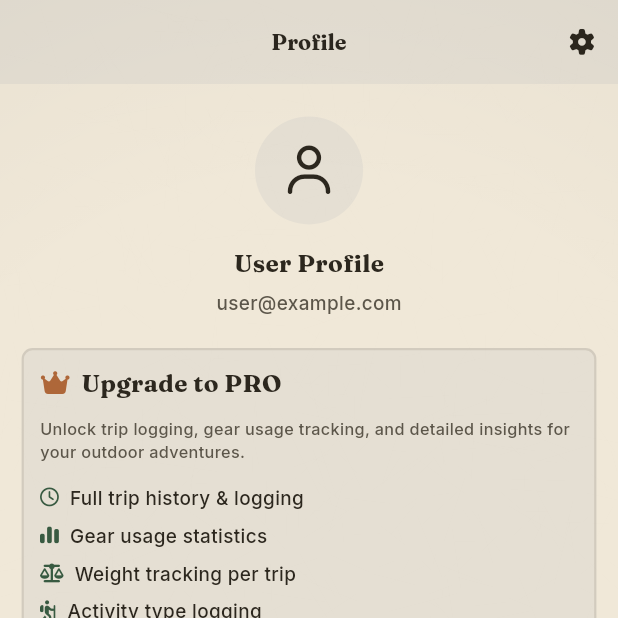
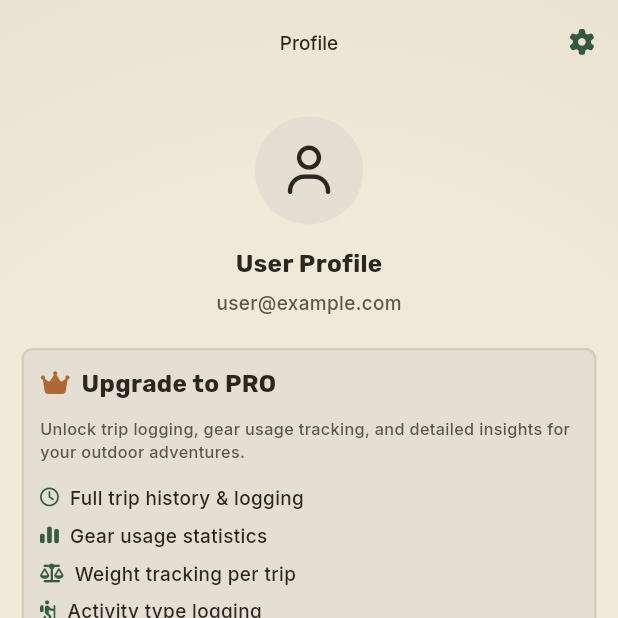
Before and after one commit to Mikey-Dowsett/gearrack, a Flutter app: the screen it shows after launch, item 4 of the bottom bar chosen, on a phone screen of 412 x 824 dp, the top half of it. Run offline on Flutter 3.47's test engine with Material 3 defaults, Android fonts, the phone set to English and light mode, and no system bars; our stand-ins replace flutter_screenutil, font_awesome_flutter, google_fonts, sqflite, sqflite_common_ffi; accounts and stored records are empty.

Commit message:
Borders and font

```diff
--- a/lib/pages/add_gear.dart
+++ b/lib/pages/add_gear.dart
@@ -507,6 +507,7 @@ class _AddGearPageState extends State<AddGearPage> {
     return Scaffold(
       backgroundColor: colors.background,
       appBar: AppBar(
+        centerTitle: true,
         title: Text(
           widget.gear != null ? 'Edit Gear' : 'Add Gear',
           style: AppTextStyles.bodyMedium.copyWith(color: colors.onBackground),
--- a/lib/pages/category_management_page.dart
+++ b/lib/pages/category_management_page.dart
@@ -118,10 +118,10 @@ class _CategoryManagementPageState extends State<CategoryManagementPage> {
     return Scaffold(
       backgroundColor: colors.background,
       appBar: AppBar(
-        backgroundColor: colors.surfaceRaised,
+        backgroundColor: colors.background,
         title: Text(
           'Categories',
-          style: AppTextStyles.titleMedium.copyWith(color: colors.onSurface),
+          style: AppTextStyles.bodyMedium.copyWith(color: colors.onBackground),
         ),
         centerTitle: true,
       actions: [
@@ -129,7 +129,7 @@ class _CategoryManagementPageState extends State<CategoryManagementPage> {
           icon: FaIcon(
             FontAwesomeIcons.plus,
             size: 18.sp,
-              color: colors.onSurface,
+            color: colors.primary,
           ),
           onPressed: () => _showCategoryDialog(),
         ),
--- a/lib/pages/gear_page.dart
+++ b/lib/pages/gear_page.dart
@@ -92,14 +92,15 @@ class _GearPageState extends State<GearPage> {
     return Scaffold(
       backgroundColor: colors.background,
       appBar: AppBar(
+        centerTitle: true,
         title: Text(
           _isLoadingCategory ? 'Loading...' : categoryName,
-          style: AppTextStyles.bodyLarge.copyWith(color: colors.onBackground),
+          style: AppTextStyles.bodyMedium.copyWith(color: colors.onBackground),
         ),
         backgroundColor: colors.background,
         actions: [
           IconButton(
-            icon: FaIcon(FontAwesomeIcons.pen, size: 16.sp),
+            icon: FaIcon(FontAwesomeIcons.pen, size: 16.sp, color: colors.onBackground),
             onPressed: _navigateToEdit,
           ),
         ],
--- a/lib/pages/log_trip_page.dart
+++ b/lib/pages/log_trip_page.dart
@@ -458,6 +458,7 @@ class _LogTripPageState extends State<LogTripPage> {
     return Scaffold(
       backgroundColor: colors.background,
       appBar: AppBar(
+        centerTitle: true,
         title: Text(
           _isEditing
               ? 'Edit Trip'
@@ -1014,6 +1015,7 @@ class _LogTripPageState extends State<LogTripPage> {
     return Scaffold(
       backgroundColor: colors.background,
       appBar: AppBar(
+        centerTitle: true,
         title: Text(
           _isEditing ? 'Edit Trip' : 'Log Trip',
           style: AppTextStyles.bodyMedium.copyWith(color: colors.onBackground),
--- a/lib/pages/pack_page.dart
+++ b/lib/pages/pack_page.dart
@@ -298,7 +298,8 @@ class _PackPageState extends State<PackPage>
     return Scaffold(
       backgroundColor: colors.background,
       appBar: AppBar(
-        title: Text(_pack.name, style: AppTextStyles.bodyLarge),
+        centerTitle: true,
+        title: Text(_pack.name, style: AppTextStyles.bodyMedium),
         backgroundColor: colors.background,
         actions: [
           IconButton(
--- a/lib/pages/profile_page.dart
+++ b/lib/pages/profile_page.dart
@@ -79,16 +79,16 @@ class ProfilePageState extends State<ProfilePage> {
     return Scaffold(
       backgroundColor: colors.background,
       appBar: AppBar(
-        backgroundColor: colors.surfaceRaised,
+        backgroundColor: colors.background,
         elevation: 0,
         centerTitle: true,
         title: Text(
           'Profile',
-          style: AppTextStyles.titleMedium.copyWith(color: colors.onSurface),
+          style: AppTextStyles.bodyMedium.copyWith(color: colors.onBackground),
         ),
         actions: [
           IconButton(
-            icon: FaIcon(FontAwesomeIcons.gear, size: 18.sp, color: colors.onSurface),
+            icon: FaIcon(FontAwesomeIcons.gear, size: 18.sp, color: colors.primary),
             onPressed: _openSettings,
           ),
         ],
--- a/lib/pages/settings_page.dart
+++ b/lib/pages/settings_page.dart
@@ -67,10 +67,10 @@ class _SettingsPageState extends State<SettingsPage> {
     return Scaffold(
       backgroundColor: colors.background,
       appBar: AppBar(
-        backgroundColor: colors.surfaceRaised,
+        backgroundColor: colors.background,
         title: Text(
           'Settings',
-          style: AppTextStyles.titleMedium.copyWith(color: colors.onSurface),
+          style: AppTextStyles.bodyMedium.copyWith(color: colors.onBackground),
         ),
         centerTitle: true,
       ),
--- a/lib/pages/trip_detail_page.dart
+++ b/lib/pages/trip_detail_page.dart
@@ -162,9 +162,10 @@ class _TripDetailPageState extends State<TripDetailPage> {
     return Scaffold(
       backgroundColor: colors.background,
       appBar: AppBar(
+        centerTitle: true,
         title: Text(
           _trip?.name ?? 'Trip Detail',
-          style: AppTextStyles.bodyLarge.copyWith(color: colors.onBackground),
+          style: AppTextStyles.bodyMedium.copyWith(color: colors.onBackground),
         ),
         backgroundColor: colors.background,
         actions: [
--- a/lib/theme/app_text_styles.dart
+++ b/lib/theme/app_text_styles.dart
@@ -4,20 +4,20 @@ import 'app_colors.dart';
 import 'package:flutter_screenutil/flutter_screenutil.dart';
 
 class AppTextStyles {
-  // Fraunces — serif headings with character (field-guide feel)
-  static TextStyle get titleLarge => GoogleFonts.fraunces(
+  // Rubik — clean modern sans for headings (more approachable than Fraunces)
+  static TextStyle get titleLarge => GoogleFonts.rubik(
     fontSize: 18.sp,
     fontWeight: FontWeight.w700,
     color: AppColors.black,
   );
 
-  static TextStyle get titleMedium => GoogleFonts.fraunces(
+  static TextStyle get titleMedium => GoogleFonts.rubik(
     fontSize: 16.sp,
     fontWeight: FontWeight.w700,
     color: AppColors.black,
   );
 
-  static TextStyle get titleSmall => GoogleFonts.fraunces(
+  static TextStyle get titleSmall => GoogleFonts.rubik(
     fontSize: 14.sp,
     fontWeight: FontWeight.w700,
     color: AppColors.black,
--- a/lib/theme/app_theme.dart
+++ b/lib/theme/app_theme.dart
@@ -132,19 +132,10 @@ class AppTheme {
 
       cardColor: AppColors.lightSurface,
 
-      appBarTheme: AppBarTheme(
-        backgroundColor: AppColors.lightSurfaceRaised,
-        foregroundColor: AppColors.lightTextPrimary,
-        elevation: 0,
-        centerTitle: true,
-        titleTextStyle: AppTextStyles.titleMedium.copyWith(
-          color: AppColors.lightTextPrimary,
-        ),
-        iconTheme: const IconThemeData(color: AppColors.lightTextPrimary),
-      ),
 
-      bottomNavigationBarTheme: BottomNavigationBarThemeData(
-        backgroundColor: AppColors.lightSurfaceRaised,
+
+       bottomNavigationBarTheme: BottomNavigationBarThemeData(
+         backgroundColor: AppColors.lightSurface,
         selectedItemColor: colors.primary,
         unselectedItemColor: AppColors.lightTextSecondary,
         showUnselectedLabels: true,
@@ -290,11 +281,11 @@ class AppTheme {
       cardColor: AppColors.darkSurface,
 
       appBarTheme: AppBarTheme(
-        backgroundColor: AppColors.darkSurfaceRaised,
+        backgroundColor: AppColors.darkBackground,
         foregroundColor: AppColors.darkTextPrimary,
         elevation: 0,
         centerTitle: true,
-        titleTextStyle: AppTextStyles.titleMedium.copyWith(
+        titleTextStyle: AppTextStyles.bodyMedium.copyWith(
           color: AppColors.darkTextPrimary,
         ),
         iconTheme: const IconThemeData(color: AppColors.darkTextPrimary),
```
Lines whose indentation alone changed are shown as unchanged.
